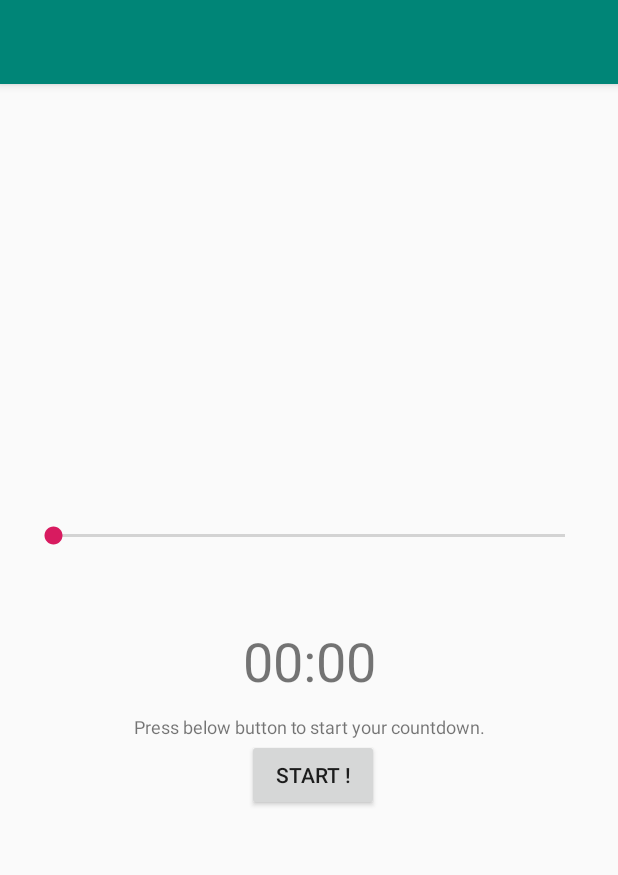
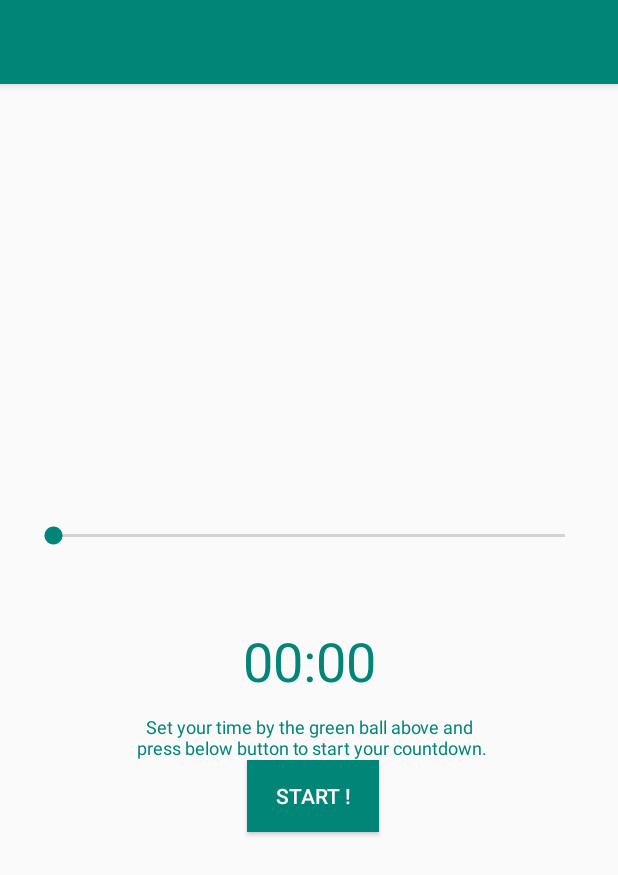
Before and after one commit to na95/android-basic, an Android app: the screen it shows after launch (MainActivity), on a phone screen of 412 x 824 dp. Shown: the top 875 px of the screen. Run offline under Robolectric (Android 15) with nearby library versions, the phone set to English and light mode, and no system bars.

Commit message:
change color and text of some elements

```diff
--- a/CountdownTimer/app/build.gradle
+++ b/CountdownTimer/app/build.gradle
@@ -5,7 +5,7 @@ android {
     buildToolsVersion "29.0.2"
     defaultConfig {
         applicationId "com.anle.countdowntimer"
-        minSdkVersion 15
+        minSdkVersion 21
         targetSdkVersion 29
         versionCode 1
         versionName "1.0"
--- a/CountdownTimer/app/src/main/java/com/anle/countdowntimer/MainActivity.java
+++ b/CountdownTimer/app/src/main/java/com/anle/countdowntimer/MainActivity.java
@@ -2,6 +2,7 @@ package com.anle.countdowntimer;
 
 import androidx.appcompat.app.AppCompatActivity;
 
+import android.media.MediaPlayer;
 import android.os.Bundle;
 import android.os.CountDownTimer;
 import android.view.View;
@@ -15,6 +16,8 @@ public class MainActivity extends AppCompatActivity {
     private TextView textViewTimer;
     private int actualSeconds;
     private CountDownTimer timer;
+    final private String text = "Set your time by the green ball above and" +
+            "\n press below button to start your countdown.";
 
     public void start(View view)
     {
@@ -31,15 +34,13 @@ public class MainActivity extends AppCompatActivity {
         int second = Integer.parseInt((time[1]));
         int miliseconds = min*60*1000 + second*1000;*/
         int miliseconds = actualSeconds*1000;
+        setNotificationText("");
 
         timer = new CountDownTimer(miliseconds, 1000)
         {
             @Override
             public void onTick(long millisUntilFinished) {
                 setTime((int) millisUntilFinished / 1000);
-                if (millisUntilFinished%4 == 0) setNotificationText("remaining.");
-                if (millisUntilFinished%4 == 1) setNotificationText("remaining..");
-                if (millisUntilFinished%4 == 2) setNotificationText("remaining...");
             }
 
             @Override
@@ -48,6 +49,7 @@ public class MainActivity extends AppCompatActivity {
                 btnCancel.setVisibility(View.GONE);
                 setNotificationText("Finish!!!");
                 seekBarTime.setEnabled(true);
+                MediaPlayer.create(MainActivity.this, R.raw.done).start();
             }
 
         }.start();
@@ -65,7 +67,7 @@ public class MainActivity extends AppCompatActivity {
         btnStart.setVisibility(View.VISIBLE);
         btnCancel.setVisibility(View.GONE);
         setTime(actualSeconds);
-        setNotificationText("Press below button to start your countdown.");
+        setNotificationText(text);
         SeekBar seekBarTime = findViewById(R.id.seekBarTime);
         seekBarTime.setEnabled(true);
     }
@@ -78,7 +80,7 @@ public class MainActivity extends AppCompatActivity {
         SeekBar seekBarTime = findViewById(R.id.seekBarTime);
         textViewTimer = findViewById(R.id.textViewTimer);
         actualSeconds = 0;
-        setNotificationText("Press below button to start your countdown.");
+        setNotificationText(text);
 
         seekBarTime.setMax(300); //5 mins = 60x5 seconds
         seekBarTime.setProgress(0);
--- a/CountdownTimer/app/src/main/res/layout/activity_main.xml
+++ b/CountdownTimer/app/src/main/res/layout/activity_main.xml
@@ -11,6 +11,7 @@
         android:layout_width="wrap_content"
         android:layout_height="wrap_content"
         android:text="00:00"
+        android:textColor="@color/colorPrimary"
         android:textSize="36sp"
         app:layout_constraintBottom_toBottomOf="parent"
         app:layout_constraintLeft_toLeftOf="parent"
@@ -21,12 +22,13 @@
         android:id="@+id/textViewNotification"
         android:layout_width="match_parent"
         android:layout_height="wrap_content"
+        android:layout_marginLeft="5dp"
         android:layout_marginTop="60dp"
+        android:layout_marginRight="5dp"
         android:gravity="center_horizontal|center_vertical"
         android:text="00:00"
+        android:textColor="@color/colorPrimary"
         android:textSize="12sp"
-        android:layout_marginLeft="5dp"
-        android:layout_marginRight="5dp"
         app:layout_constraintLeft_toLeftOf="parent"
         app:layout_constraintRight_toRightOf="parent"
         app:layout_constraintTop_toTopOf="@+id/textViewTimer" />
@@ -39,8 +41,10 @@
         android:layout_marginLeft="164dp"
         android:layout_marginEnd="159dp"
         android:layout_marginRight="159dp"
+        android:background="@color/colorPrimary"
         android:onClick="start"
         android:text="Start !"
+        android:textColor="@android:color/background_light"
         app:layout_constraintEnd_toEndOf="parent"
         app:layout_constraintStart_toStartOf="parent"
         app:layout_constraintTop_toBottomOf="@+id/textViewNotification" />
@@ -53,8 +57,10 @@
         android:layout_marginLeft="164dp"
         android:layout_marginEnd="159dp"
         android:layout_marginRight="159dp"
+        android:background="@color/colorPrimary"
         android:onClick="cancel"
         android:text="Cancel"
+        android:textColor="@android:color/background_light"
         android:visibility="gone"
         app:layout_constraintEnd_toEndOf="parent"
         app:layout_constraintStart_toStartOf="parent"
@@ -62,6 +68,9 @@
 
     <SeekBar
         android:id="@+id/seekBarTime"
+        style="@style/Widget.AppCompat.SeekBar"
+        android:thumbTint="@color/colorPrimary"
+        android:progressTint="@color/colorPrimaryDark"
         android:layout_width="373dp"
         android:layout_height="49dp"
         android:layout_marginStart="22dp"
```
Also changed, not shown: 1 other file.
